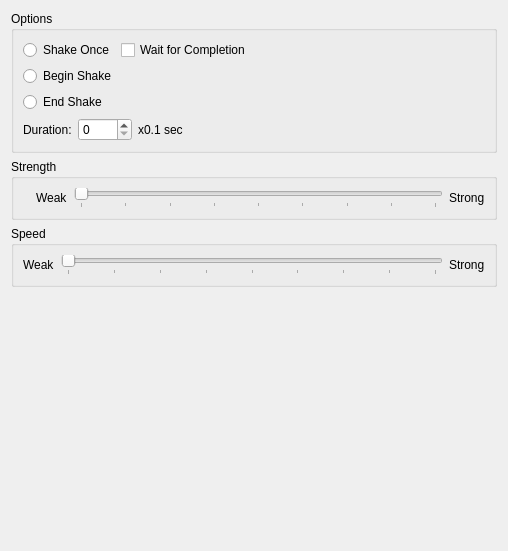
The window that src/ui/commands/shake_screen_widget.ui (EasyRPG/Editor) describes before a commit, drawn with Qt 5.
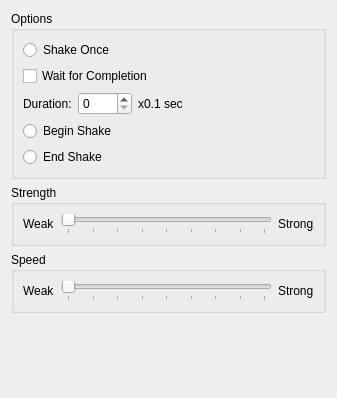
The same window after the commit. Custom widgets are drawn as their Qt base class.

Commit message: Fix Enable/Disable logic for Flash and Shake, Ui improvements

```diff
--- a/src/ui/commands/shake_screen_widget.ui
+++ b/src/ui/commands/shake_screen_widget.ui
@@ -6,8 +6,8 @@
    <rect>
     <x>0</x>
     <y>0</y>
-    <width>508</width>
-    <height>551</height>
+    <width>337</width>
+    <height>398</height>
    </rect>
   </property>
   <property name="windowTitle">
@@ -21,43 +21,9 @@
      </property>
      <layout class="QVBoxLayout" name="verticalLayout">
       <item>
-       <layout class="QHBoxLayout" name="horizontalLayout">
-        <item>
-         <widget class="QRadioButton" name="radioOnce">
-          <property name="text">
-           <string>Shake Once</string>
-          </property>
-          <attribute name="buttonGroup">
-           <string notr="true">groupOptions_arg4</string>
-          </attribute>
-         </widget>
-        </item>
-        <item>
-         <widget class="QCheckBox" name="checkWait_arg3">
-          <property name="text">
-           <string>Wait for Completion</string>
-          </property>
-         </widget>
-        </item>
-        <item>
-         <spacer name="horizontalSpacer">
-          <property name="orientation">
-           <enum>Qt::Horizontal</enum>
-          </property>
-          <property name="sizeHint" stdset="0">
-           <size>
-            <width>40</width>
-            <height>20</height>
-           </size>
-          </property>
-         </spacer>
-        </item>
-       </layout>
-      </item>
-      <item>
-       <widget class="QRadioButton" name="radioBegin">
+       <widget class="QRadioButton" name="radioOnce">
         <property name="text">
-         <string>Begin Shake</string>
+         <string>Shake Once</string>
         </property>
         <attribute name="buttonGroup">
          <string notr="true">groupOptions_arg4</string>
@@ -65,9 +31,9 @@
        </widget>
       </item>
       <item>
-       <widget class="QRadioButton" name="radioEnd">
+       <widget class="QCheckBox" name="checkWait_arg3">
         <property name="text">
-         <string>End Shake</string>
+         <string>Wait for Completion</string>
         </property>
         <attribute name="buttonGroup">
          <string notr="true">groupOptions_arg4</string>
@@ -112,6 +78,26 @@
         </item>
        </layout>
       </item>
+      <item>
+       <widget class="QRadioButton" name="radioBegin">
+        <property name="text">
+         <string>Begin Shake</string>
+        </property>
+        <attribute name="buttonGroup">
+         <string notr="true">groupOptions_arg4</string>
+        </attribute>
+       </widget>
+      </item>
+      <item>
+       <widget class="QRadioButton" name="radioEnd">
+        <property name="text">
+         <string>End Shake</string>
+        </property>
+        <attribute name="buttonGroup">
+         <string notr="true">groupOptions_arg4</string>
+        </attribute>
+       </widget>
+      </item>
      </layout>
     </widget>
    </item>
@@ -121,13 +107,6 @@
       <string>Strength</string>
      </property>
      <layout class="QHBoxLayout" name="horizontalLayout_2">
-      <item>
-       <widget class="QLabel" name="label_7">
-        <property name="text">
-         <string/>
-        </property>
-       </widget>
-      </item>
       <item>
        <widget class="QLabel" name="label">
         <property name="text">
```
Left out of the diff: 7 changed lines with no effect on the pictures. The commit also changes 8 other files.
